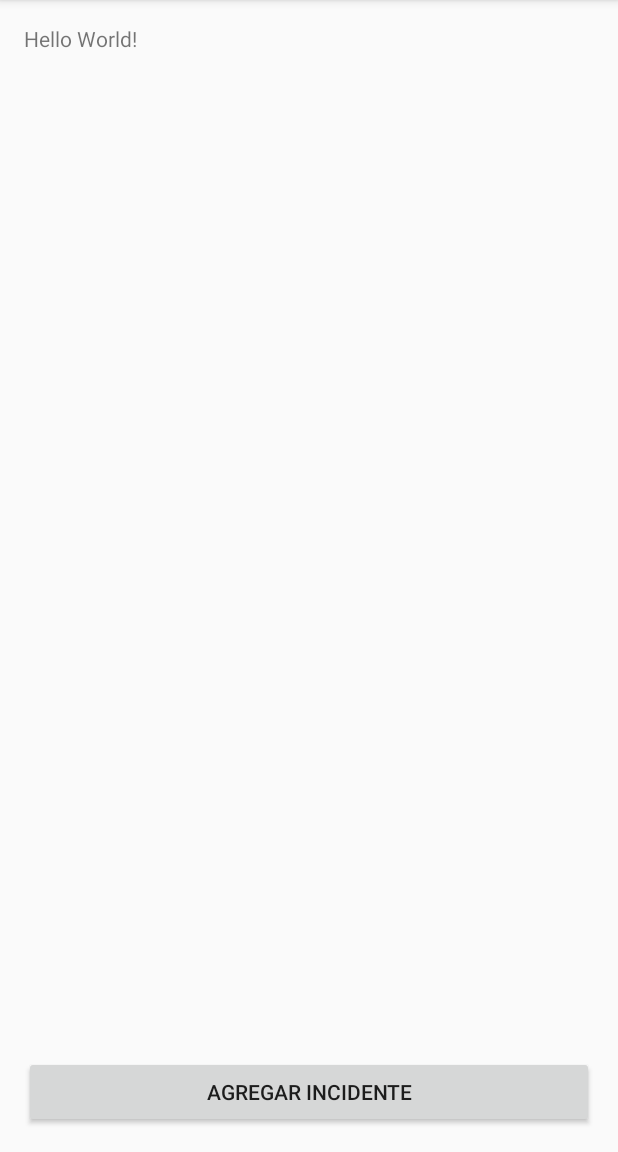
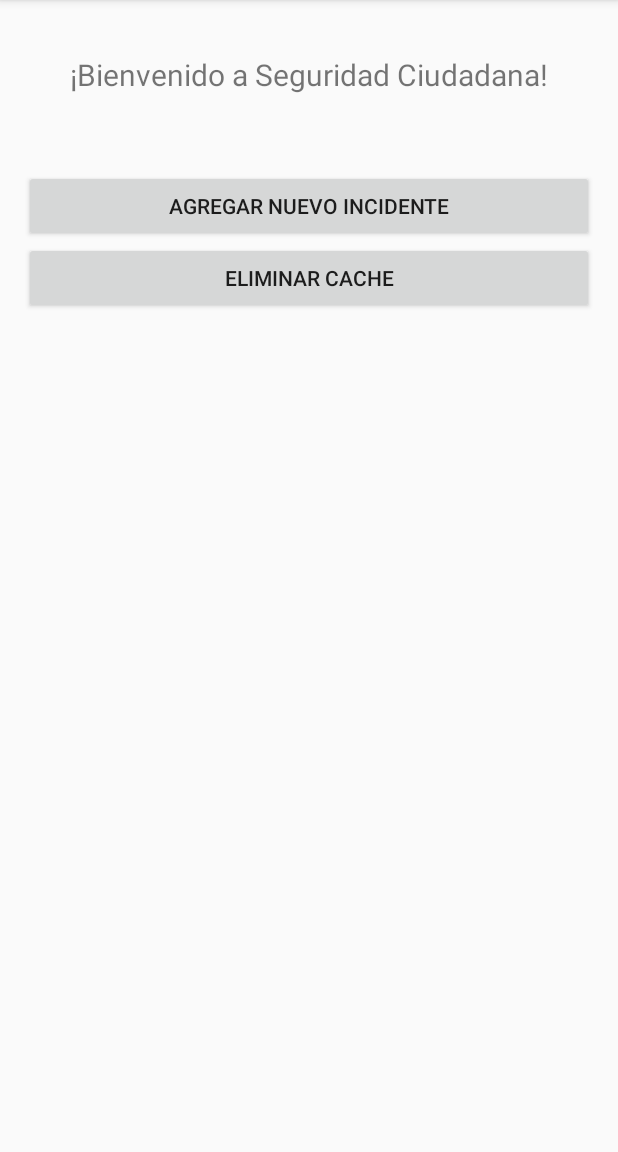
Before and after one commit to fedevara/PP2, an Android app: the screen it shows after launch (MainActivity), on a phone screen of 412 x 824 dp, the part 84-1236 px from its top. Run offline under Robolectric (Android 15) with nearby library versions, the phone set to English and light mode, and no system bars; our stand-ins replace ButterKnife.

Commit message:
Cambios Interfaz- logica eliminar cache

```diff
--- a/app/src/main/java/project/pack/activities/MainActivity.java
+++ b/app/src/main/java/project/pack/activities/MainActivity.java
@@ -5,18 +5,22 @@ import android.support.v7.app.AppCompatActivity;
 import android.os.Bundle;
 import android.view.View;
 import android.widget.Button;
-
+import android.widget.Toast;
 import butterknife.Bind;
 import butterknife.ButterKnife;
 import butterknife.OnClick;
 import project.pack.R;
+import project.pack.facade.Facade;
 
 public class MainActivity extends AppCompatActivity {
 
     // Con ButterKnife Reemplazas      (Button) findViewById ->por     @Bind
 
-    @Bind(R.id.Boton1)
-    Button Boton1;
+    @Bind(R.id.btnAgragarIncidente)
+    Button btnAgragarIncidente;
+
+    @Bind(R.id.btnEliminarCache)
+    Button btnEliminarCache;
 
     @Override
     protected void onCreate(Bundle savedInstanceState) {
@@ -25,21 +29,32 @@ public class MainActivity extends AppCompatActivity {
 
         ButterKnife.bind(this);
 
-        Boton1.setOnClickListener(new View.OnClickListener() {
+        btnAgragarIncidente.setOnClickListener(new View.OnClickListener() {
             @Override
             public void onClick(View v) {
                 Intent pantallaIncidente = new Intent(MainActivity.this, CrearIncidenteActivity.class);
                 startActivity(pantallaIncidente);
             }
         });
+
+        btnEliminarCache.setOnClickListener(new View.OnClickListener() {
+            @Override
+            public void onClick(View v) {
+                // Elimino la cache.
+                Facade facade = new Facade();
+                facade.eliminarCache();
+                Toast.makeText(getApplicationContext(), "La cache se elimino correctamente", Toast.LENGTH_LONG).show();
+            }
+        });
+
     }
 
-    @OnClick(R.id.Boton1)
+    @OnClick(R.id.btnAgragarIncidente)
     public void onClick(View v) {
-        if (Boton1.getVisibility() == View.VISIBLE) {
-            Boton1.setVisibility(View.GONE);
+        if (btnAgragarIncidente.getVisibility() == View.VISIBLE) {
+            btnAgragarIncidente.setVisibility(View.GONE);
         } else {
-            Boton1.setVisibility(View.VISIBLE);
+            btnAgragarIncidente.setVisibility(View.VISIBLE);
         }
     }
 }
--- a/app/src/main/java/project/pack/controller/ManejoIncidente.java
+++ b/app/src/main/java/project/pack/controller/ManejoIncidente.java
@@ -50,4 +50,8 @@ public class ManejoIncidente {
         List<Incidente> listaIncidentes = CacheSingleton.getInstance().obtenerListaIncidentes();
         return  listaIncidentes;
     }
+
+    public void eliminarCache(){
+        CacheSingleton.getInstance().limpiarCache();
+    }
 }
--- a/app/src/main/java/project/pack/facade/Facade.java
+++ b/app/src/main/java/project/pack/facade/Facade.java
@@ -38,4 +38,8 @@ public class Facade {
         return listaIncidentes;
     }
 
+    public void eliminarCache(){
+        manejoIncidente.eliminarCache();
+    }
+
 }
--- a/app/src/main/res/layout/activity_main.xml
+++ b/app/src/main/res/layout/activity_main.xml
@@ -11,11 +11,30 @@
     tools:context="project.pack.activities.MainActivity">
 
     <TextView
-        android:id="@+id/textHola"
         android:layout_width="wrap_content"
         android:layout_height="wrap_content"
-        android:text="Hello World!" />
+        android:id="@+id/tvSaludo"
+        android:text="¡Bienvenido a Seguridad Ciudadana!"
+        android:layout_centerHorizontal="true"
+        android:textSize="20dp"
+        android:layout_marginTop="20dp"/>
+
     <Button
+        android:layout_width="match_parent"
+        android:layout_height="wrap_content"
+        android:text="Agregar Nuevo Incidente"
+        android:id="@+id/btnAgragarIncidente"
+        android:layout_below="@+id/tvSaludo"
+        android:layout_marginTop="50dp"/>
+
+    <Button
+        android:layout_width="match_parent"
+        android:layout_height="wrap_content"
+        android:text="Eliminar Cache"
+        android:id="@+id/btnEliminarCache"
+        android:layout_below="@+id/btnAgragarIncidente"
+        />
+  <!--  <Button
         android:text="Agregar Incidente"
         android:layout_width="wrap_content"
         android:layout_height="wrap_content"
@@ -24,5 +43,5 @@
         android:layout_alignParentStart="true"
         android:id="@+id/Boton1"
         android:layout_alignParentEnd="true" />
-
+-->
 </RelativeLayout>
```
Also changed, not shown: app/src/main/java/project/pack/activities/CrearIncidenteActivity.java (+27 -3 lines), app/src/main/java/project/pack/activities/VerIncidenteActivity.java (+7 -12 lines), app/src/main/java/project/pack/controller/CacheSingleton.java (+4 -4 lines), app/src/main/res/layout/activity_crear_incidente.xml (+32 -31 lines), app/src/main/res/layout/activity_ver_incidente.xml (+13 -24 lines), 1 other file.
